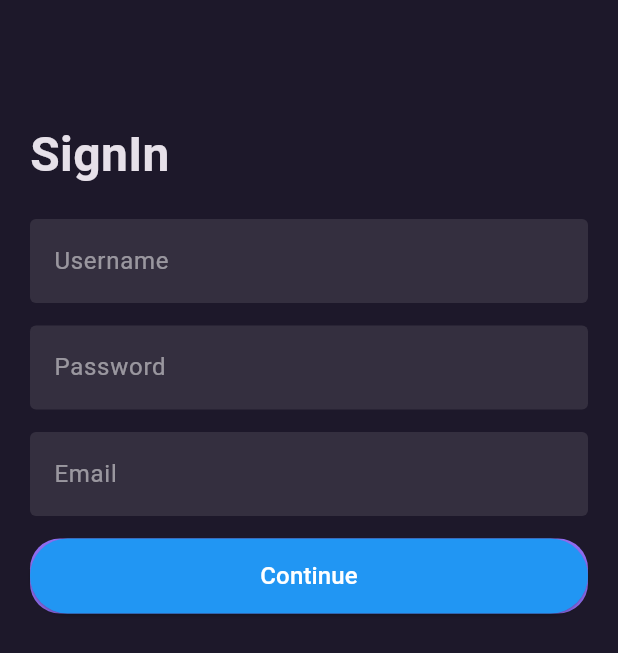
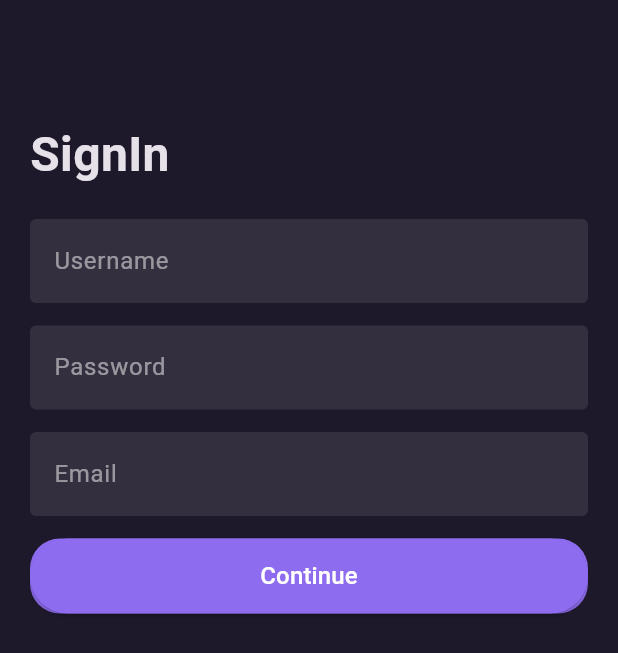
Before and after one commit to xMiuoshh/utrzymanie-ruchu-app, a Flutter app: the screen it shows after launch, on a phone screen of 412 x 824 dp. Shown: the top 653 px of the screen. Run offline on Flutter 3.47's test engine with Material 3 defaults, Android fonts, the light colour scheme and no system bars; Roboto replaces fonts that are missing (Circular Std, Circular std).

Commit message:
button color

```diff
--- a/lib/features/login_page/clean_architecture/presentation/widgets/auth_confirm_button.dart
+++ b/lib/features/login_page/clean_architecture/presentation/widgets/auth_confirm_button.dart
@@ -22,10 +22,12 @@ class AuthConfirmButton extends StatelessWidget{
         style: AppTextStyle.buttonText,
         'Continue'),
       style: ButtonStyle(
-        backgroundColor: MaterialStateProperty.resolveWith<Color?>((states) {
-          if (states.contains(MaterialState.pressed)) {
-            return Colors.red;
-          }else return Colors.blue;
+
+        backgroundColor: WidgetStateProperty.resolveWith<Color?>((states) {
+          if (states.contains(WidgetState.pressed)) {
+            return const Color.fromARGB(255, 79, 35, 202);
+          }else {return AppColors.primary;
+          }
         },
 
 
```
